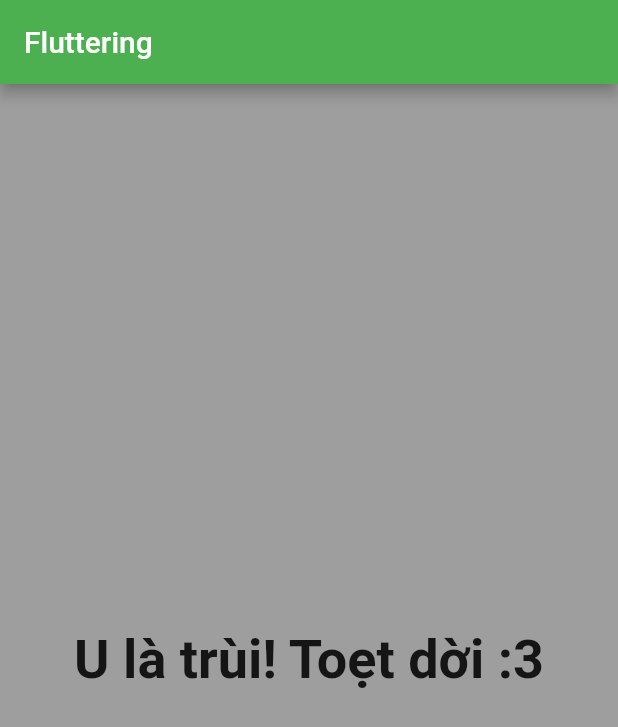
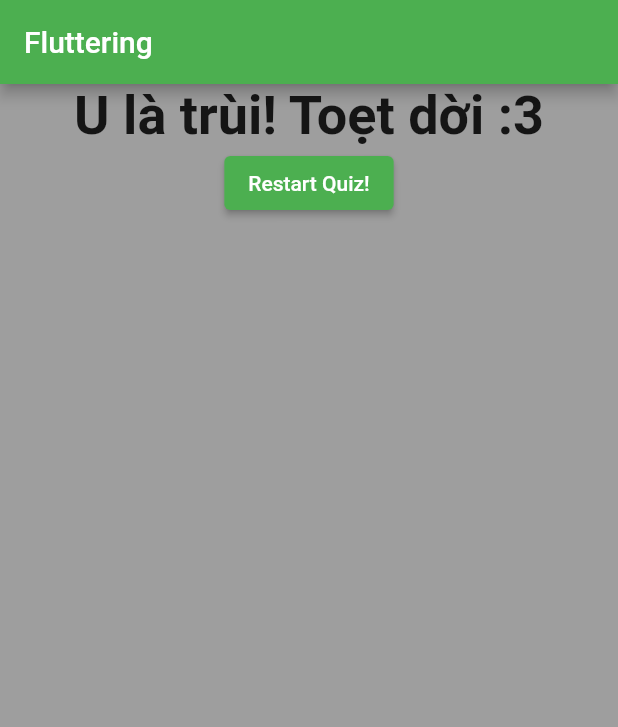
Before and after one commit to cqhung1412/quiz_app, a Flutter app: the screen it shows after launch, after a tap on "Bún đậu mắm tôm", after a tap on "Thịt heo", on a phone screen of 412 x 824 dp. Shown: the top 727 px of the screen. Run offline on Flutter 3.47's test engine with Material 2 defaults, Android fonts, the phone set to English and light mode, and no system bars.

Commit message:
reset quiz

```diff
--- a/lib/main.dart
+++ b/lib/main.dart
@@ -42,6 +42,13 @@ class _MyAppState extends State<MyApp> {
     });
   }
 
+  void _resetQuiz() {
+    setState(() {
+      _questionIndex = 0;
+      _totalScore = 0;
+    });
+  }
+
   @override
   Widget build(BuildContext context) {
     return MaterialApp(
@@ -57,7 +64,7 @@ class _MyAppState extends State<MyApp> {
                 questionIndex: _questionIndex,
                 answerQuestion: _answerQuestion,
               )
-            : Result(_totalScore),
+            : Result(_totalScore, _resetQuiz),
       ),
     );
   }
--- a/lib/result.dart
+++ b/lib/result.dart
@@ -2,7 +2,8 @@ import 'package:flutter/material.dart';
 
 class Result extends StatelessWidget {
   final int resultScore;
-  Result(this.resultScore);
+  final VoidCallback resetQuiz;
+  Result(this.resultScore, this.resetQuiz);
 
   String get resultPhrase {
     var resultText = 'U là trùi! ';
@@ -19,9 +20,23 @@ class Result extends StatelessWidget {
   @override
   Widget build(BuildContext context) {
     return Center(
-      child: Text(
-        resultPhrase,
-        style: TextStyle(fontSize: 36, fontWeight: FontWeight.bold),
+      child: Column(
+        children: [
+          Text(
+            resultPhrase,
+            style: TextStyle(
+              fontSize: 36,
+              fontWeight: FontWeight.bold,
+            ),
+          ),
+          ElevatedButton(
+            style: ButtonStyle(
+              backgroundColor: MaterialStateProperty.all(Colors.green),
+            ),
+            onPressed: resetQuiz,
+            child: Text('Restart Quiz!'),
+          ),
+        ],
       ),
     );
   }
```
